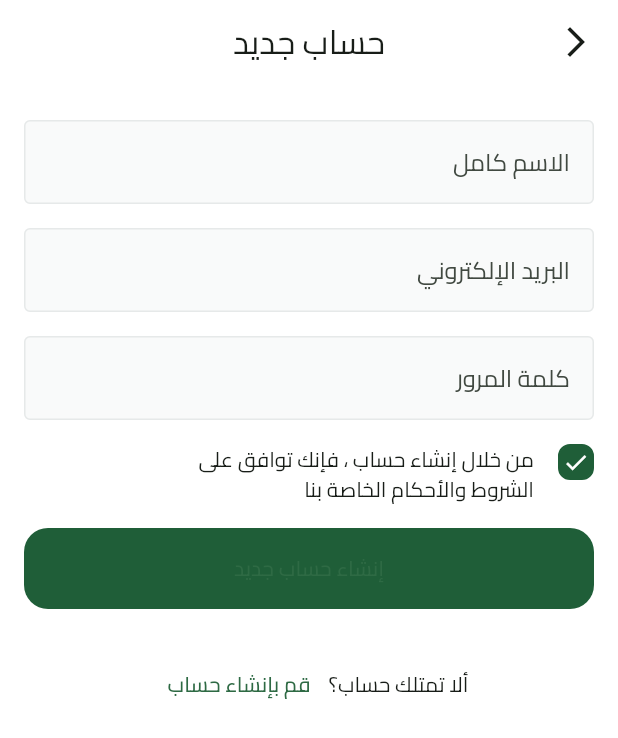
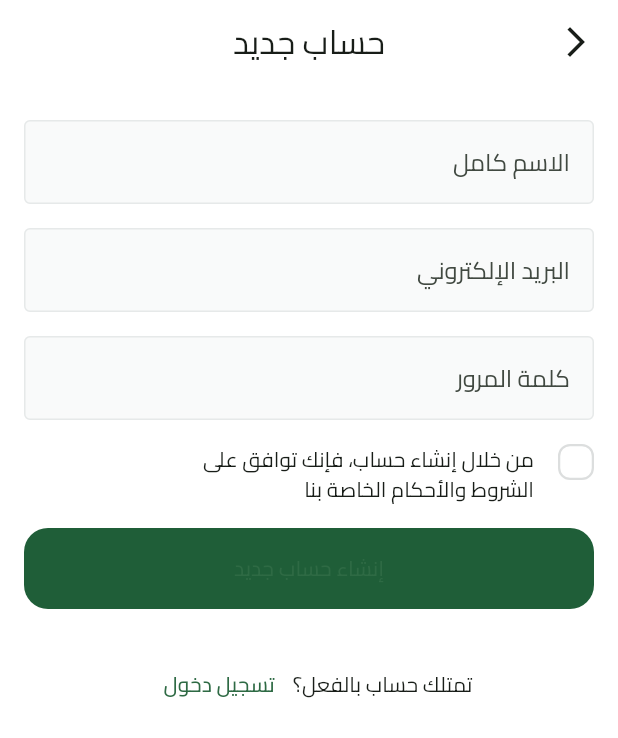
Before and after one commit to ahmedashraf-hub/Fruit-Hub, a Flutter app: the SignupView screen opened by its route, on a phone screen of 412 x 824 dp. Shown: the top 738 px of the screen. Run offline on Flutter 3.47's test engine with Material 3 defaults, Android fonts, the phone set to English and light mode, and no system bars; our stand-ins replace dots_indicator, flutter_svg, shared_preferences; accounts and stored records are empty.

Commit message:
SignUpUI Done

```diff
--- a/lib/features/auth/presentation/views/widgets/custom_check_box.dart
+++ b/lib/features/auth/presentation/views/widgets/custom_check_box.dart
@@ -2,13 +2,22 @@ import 'package:flutter/material.dart';
 import 'package:fruit_hub/core/utils/app_colors.dart';
 
 class CustomCheckBox extends StatelessWidget {
-  const CustomCheckBox({super.key, required this.isChecked});
+  const CustomCheckBox({
+    super.key,
+    required this.isChecked,
+    required this.onChecked,
+  });
 
   final bool isChecked;
+  final ValueChanged<bool> onChecked;
 
   @override
   Widget build(BuildContext context) {
-    return AnimatedContainer(
+    return GestureDetector(
+      onTap: () {
+        onChecked(!isChecked);
+      },
+      child: AnimatedContainer(
         width: 24.0,
         height: 24.0,
         duration: const Duration(milliseconds: 100),
@@ -23,6 +32,7 @@ class CustomCheckBox extends StatelessWidget {
         child: isChecked
             ? const Icon(Icons.check, size: 18.0, color: Colors.white)
             : const SizedBox(),
+      ),
     );
   }
 }
--- /dev/null
+++ b/lib/features/auth/presentation/views/widgets/have_an_account.dart
@@ -0,0 +1,31 @@
+import 'package:flutter/material.dart';
+import 'package:fruit_hub/core/utils/app_colors.dart';
+import 'package:fruit_hub/core/utils/app_text_styles.dart';
+
+class HaveAnAccount extends StatelessWidget {
+  const HaveAnAccount({super.key});
+
+  @override
+  Widget build(BuildContext context) {
+    return Row(
+      mainAxisAlignment: MainAxisAlignment.center,
+      children: [
+        Text(
+          'تمتلك حساب بالفعل؟',
+          style: AppTextStyles.semiBold16.copyWith(color: Color(0XFF949D9E)),
+        ),
+        TextButton(
+          onPressed: () {
+            Navigator.pop(context);
+          },
+          child: Text(
+            'تسجيل دخول',
+            style: AppTextStyles.semiBold16.copyWith(
+              color: AppColors.primaryColor,
+            ),
+          ),
+        ),
+      ],
+    );
+  }
+}
--- a/lib/features/auth/presentation/views/widgets/signup_view_body.dart
+++ b/lib/features/auth/presentation/views/widgets/signup_view_body.dart
@@ -2,7 +2,7 @@ import 'package:flutter/material.dart';
 import 'package:fruit_hub/constants.dart';
 import 'package:fruit_hub/core/widgets/custom_button.dart';
 import 'package:fruit_hub/core/widgets/custom_text_form_field.dart';
-import 'package:fruit_hub/core/widgets/don_not_have_an_account.dart';
+import 'package:fruit_hub/features/auth/presentation/views/widgets/have_an_account.dart';
 import 'package:fruit_hub/features/auth/presentation/views/widgets/terms_and_conditions.dart';
 
 class SignupViewBody extends StatelessWidget {
@@ -35,7 +35,7 @@ class SignupViewBody extends StatelessWidget {
             const SizedBox(height: 16.0),
             CustomButton(onPressed: () {}, title: 'إنشاء حساب جديد'),
             const SizedBox(height: 26.0),
-            const DonNotHaveAnAccount(),
+            const HaveAnAccount(),
           ],
         ),
       ),
--- a/lib/features/auth/presentation/views/widgets/terms_and_conditions.dart
+++ b/lib/features/auth/presentation/views/widgets/terms_and_conditions.dart
@@ -4,21 +4,33 @@ import 'package:fruit_hub/core/utils/app_text_styles.dart';
 import 'package:fruit_hub/features/auth/presentation/views/signup_view.dart';
 import 'package:fruit_hub/features/auth/presentation/views/widgets/custom_check_box.dart';
 
-class TermsAndConditions extends StatelessWidget {
+class TermsAndConditions extends StatefulWidget {
   const TermsAndConditions({super.key});
 
+  @override
+  State<TermsAndConditions> createState() => _TermsAndConditionsState();
+}
+
+class _TermsAndConditionsState extends State<TermsAndConditions> {
+  bool isTermsAccepted = false;
   @override
   Widget build(BuildContext context) {
     return Row(
       crossAxisAlignment: CrossAxisAlignment.start,
       children: [
-        const CustomCheckBox(isChecked: true),
+        CustomCheckBox(
+          onChecked: (bool value) {
+            isTermsAccepted = value;
+            setState(() {});
+          },
+          isChecked: isTermsAccepted,
+        ),
         const SizedBox(width: 16.0),
         Expanded(
           child: Wrap(
             children: [
               Text(
-                'من خلال إنشاء حساب ، فإنك توافق على ',
+                'من خلال إنشاء حساب، فإنك توافق على ',
                 style: AppTextStyles.semiBold13.copyWith(
                   color: const Color(0XFF949D9E),
                 ),
```
Lines whose indentation alone changed are shown as unchanged.
